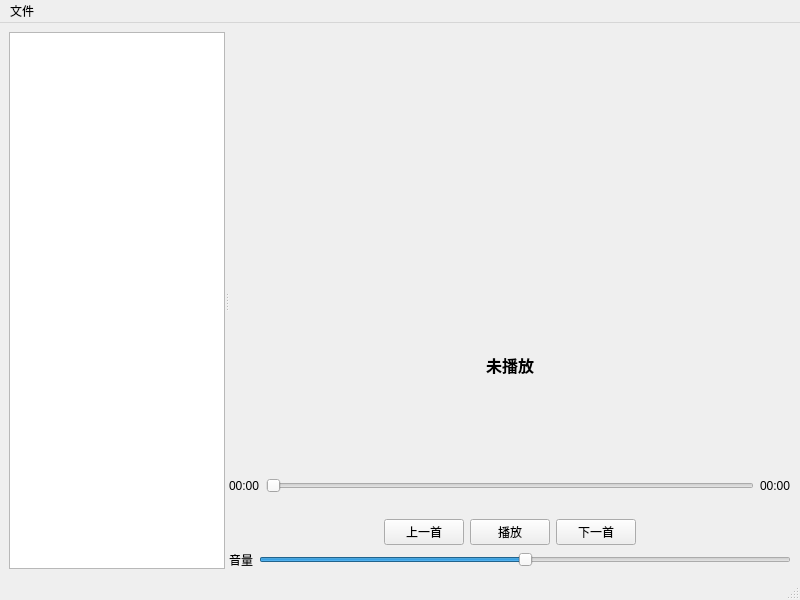
First picture: the form in mainwindow.ui, repository hewenyu/YinYue, before the edit.
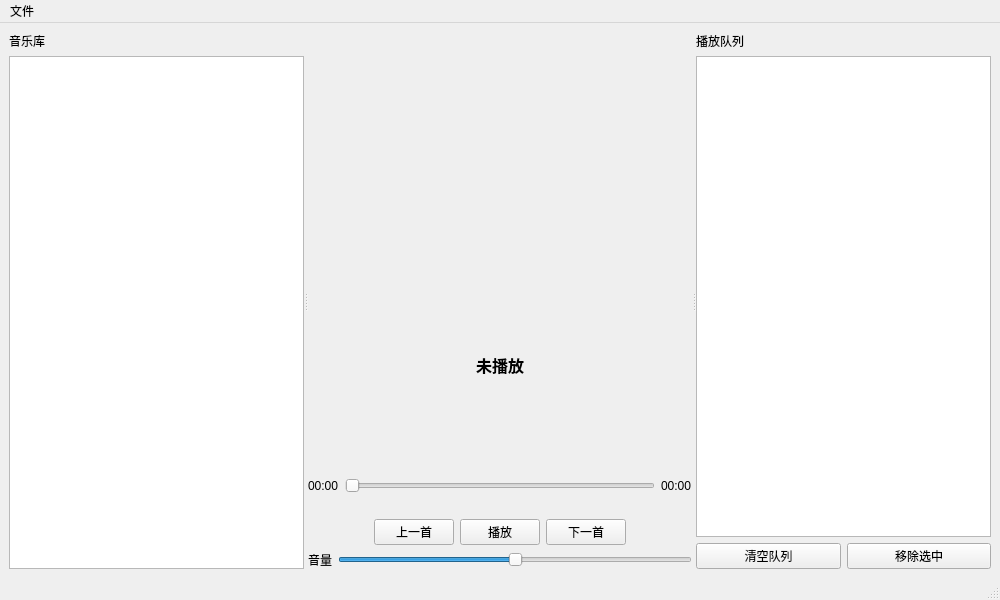
Second picture: the form after the edit.

Diff of the .ui file:
```diff
--- a/mainwindow.ui
+++ b/mainwindow.ui
@@ -6,7 +6,7 @@
    <rect>
     <x>0</x>
     <y>0</y>
-    <width>800</width>
+    <width>1000</width>
     <height>600</height>
    </rect>
   </property>
@@ -14,27 +14,34 @@
    <string>音乐播放器</string>
   </property>
   <widget class="QWidget" name="centralwidget">
-   <layout class="QVBoxLayout" name="verticalLayout">
+   <layout class="QHBoxLayout" name="horizontalLayout">
     <item>
      <widget class="QSplitter" name="splitter">
       <property name="orientation">
        <enum>Qt::Horizontal</enum>
       </property>
-      <widget class="QListWidget" name="playlistWidget">
-       <property name="sizePolicy">
-        <sizepolicy hsizetype="Preferred" vsizetype="Expanding">
-         <horstretch>1</horstretch>
-         <verstretch>0</verstretch>
-        </sizepolicy>
-       </property>
+      <widget class="QWidget" name="leftWidget" native="true">
+       <layout class="QVBoxLayout" name="verticalLayout_3">
+        <item>
+         <widget class="QLabel" name="libraryLabel">
+          <property name="text">
+           <string>音乐库</string>
+          </property>
+         </widget>
+        </item>
+        <item>
+         <widget class="QListWidget" name="libraryWidget">
+          <property name="sizePolicy">
+           <sizepolicy hsizetype="Preferred" vsizetype="Expanding">
+            <horstretch>1</horstretch>
+            <verstretch>0</verstretch>
+           </sizepolicy>
+          </property>
+         </widget>
+        </item>
+       </layout>
       </widget>
-      <widget class="QWidget" name="rightWidget" native="true">
-       <property name="sizePolicy">
-        <sizepolicy hsizetype="Preferred" vsizetype="Preferred">
-         <horstretch>2</horstretch>
-         <verstretch>0</verstretch>
-        </sizepolicy>
-       </property>
+      <widget class="QWidget" name="centerWidget" native="true">
        <layout class="QVBoxLayout" name="verticalLayout_2">
         <item>
          <widget class="QLabel" name="coverLabel">
@@ -184,6 +191,45 @@
         </item>
        </layout>
       </widget>
+      <widget class="QWidget" name="rightWidget" native="true">
+       <layout class="QVBoxLayout" name="verticalLayout">
+        <item>
+         <widget class="QLabel" name="playlistLabel">
+          <property name="text">
+           <string>播放队列</string>
+          </property>
+         </widget>
+        </item>
+        <item>
+         <widget class="QListWidget" name="playlistWidget">
+          <property name="sizePolicy">
+           <sizepolicy hsizetype="Preferred" vsizetype="Expanding">
+            <horstretch>1</horstretch>
+            <verstretch>0</verstretch>
+           </sizepolicy>
+          </property>
+         </widget>
+        </item>
+        <item>
+         <layout class="QHBoxLayout" name="playlistControlLayout">
+          <item>
+           <widget class="QPushButton" name="clearPlaylistButton">
+            <property name="text">
+             <string>清空队列</string>
+            </property>
+           </widget>
+          </item>
+          <item>
+           <widget class="QPushButton" name="removeSelectedButton">
+            <property name="text">
+             <string>移除选中</string>
+            </property>
+           </widget>
+          </item>
+         </layout>
+        </item>
+       </layout>
+      </widget>
      </widget>
     </item>
    </layout>
@@ -193,7 +239,7 @@
     <rect>
      <x>0</x>
      <y>0</y>
-     <width>800</width>
+     <width>1000</width>
      <height>30</height>
     </rect>
    </property>
```
